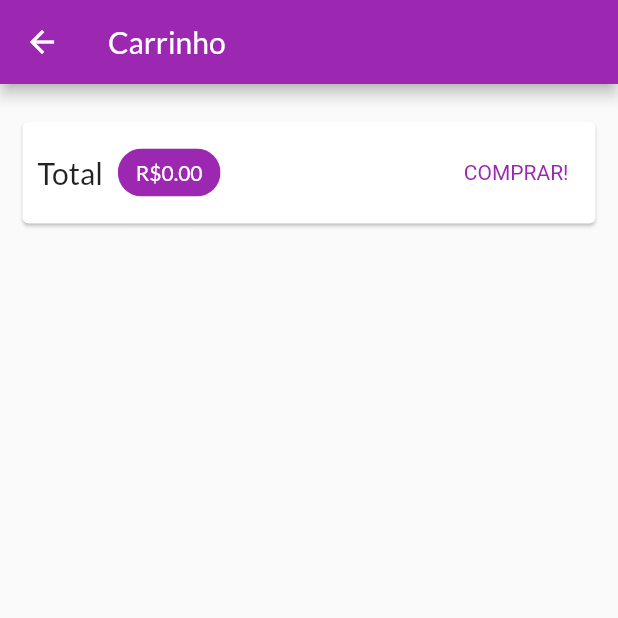
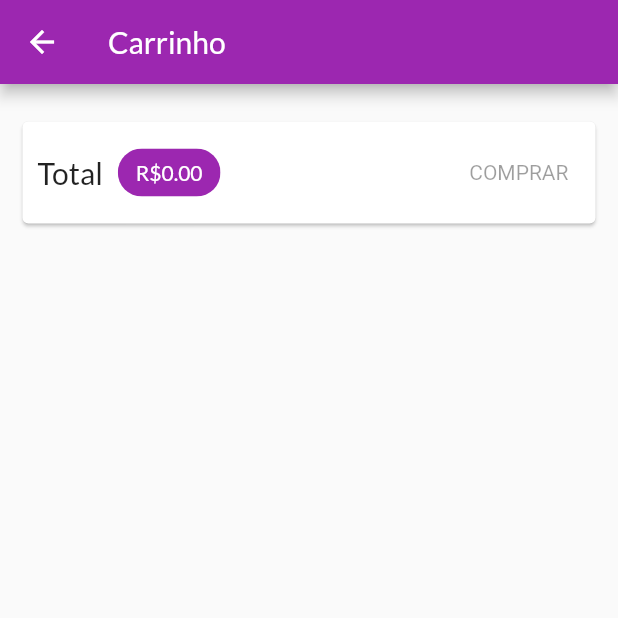
Before and after one commit to guijordan/curso_flutter, a Flutter app: the CartPage screen opened by its route, on a phone screen of 412 x 824 dp, the top half of it. Run offline on Flutter 3.47's test engine with Material 2 defaults, Android fonts, the phone set to English and light mode, and no system bars; network calls fail.

Commit message:
Uso do método http delete. Atualizando um produto como favorito e salvando esta atualização no firebase. E conversão de um textbutton para transformar em um statefulwidget chamado CartButton onde quando o usuario clica em comprar ao fazer requisiçaõ no firebase o botão é substituindo por um CircularProgressIndicator que é o simbolo da rodinha girando pensando...
Eis o código:

class CartButton extends StatefulWidget {
  const CartButton({
    Key? key,
    required this.cart,
  }) : super(key: key);

  final Cart cart;

  @override
  State<CartButton> createState() => _CartButtonState();
}

class _CartButtonState extends State<CartButton> {
  bool _isloading = false;
  @override
  Widget build(BuildContext context) {
    return _isloading
        ? const CircularProgressIndicator()
        : TextButton(
            onPressed: widget.cart.itemsCount == 0
                ? null
                : () async {
                    setState(() => _isloading = true);
                    await Provider.of<OrderList>(
                      context,
                      listen: false,
                    ).addOrder(widget.cart);
                    widget.cart.clear();
                    setState(() => _isloading = false);
                  },
            style: TextButton.styleFrom(
                textStyle: TextStyle(
              color: Theme.of(context).colorScheme.primary,
            )),
            child: const Text('COMPRAR'),
          );
  }
}

```diff
--- /dev/null
+++ b/shop/lib/exceptions/http_exception.dart
@@ -0,0 +1,14 @@
+class HttpException implements Exception {
+  final String msg;
+  final int statusCode;
+
+  HttpException({
+    required this.msg,
+    required this.statusCode,
+  });
+
+  @override
+  String toString() {
+    return msg;
+  }
+}
--- a/shop/lib/pages/cart_page.dart
+++ b/shop/lib/pages/cart_page.dart
@@ -41,17 +41,7 @@ class CartPage extends StatelessWidget {
                     ),
                   ),
                   const Spacer(),
-                  TextButton(
-                    onPressed: () {
-                      Provider.of<OrderList>(context, listen: false).addOrder(cart);
-                      cart.clear();
-                    },
-                    style: TextButton.styleFrom(
-                        textStyle: TextStyle(
-                      color: Theme.of(context).colorScheme.primary,
-                    )),
-                    child: const Text('COMPRAR!'),
-                  )
+                  CartButton(cart: cart)
                 ],
               ),
             ),
@@ -67,3 +57,42 @@ class CartPage extends StatelessWidget {
     );
   }
 }
+
+class CartButton extends StatefulWidget {
+  const CartButton({
+    Key? key,
+    required this.cart,
+  }) : super(key: key);
+
+  final Cart cart;
+
+  @override
+  State<CartButton> createState() => _CartButtonState();
+}
+
+class _CartButtonState extends State<CartButton> {
+  bool _isloading = false;
+  @override
+  Widget build(BuildContext context) {
+    return _isloading
+        ? const CircularProgressIndicator()
+        : TextButton(
+            onPressed: widget.cart.itemsCount == 0
+                ? null
+                : () async {
+                    setState(() => _isloading = true);
+                    await Provider.of<OrderList>(
+                      context,
+                      listen: false,
+                    ).addOrder(widget.cart);
+                    widget.cart.clear();
+                    setState(() => _isloading = false);
+                  },
+            style: TextButton.styleFrom(
+                textStyle: TextStyle(
+              color: Theme.of(context).colorScheme.primary,
+            )),
+            child: const Text('COMPRAR'),
+          );
+  }
+}
--- /dev/null
+++ b/shop/lib/utils/constants.dart
@@ -0,0 +1,4 @@
+class Constants {
+  static const PRODUCT_BASE_URL = 'https://shop-cod3r-b579e-default-rtdb.firebaseio.com/products';
+  static const ORDER_BASE_URL = 'https://shop-cod3r-b579e-default-rtdb.firebaseio.com/orders';
+}
```
Also changed, not shown: shop/lib/components/product_item.dart (+12 -2 lines), shop/lib/models/order_list.dart (+24 -3 lines), shop/lib/models/product.dart (+23 -1 lines), shop/lib/models/product_list.dart (+22 -6 lines).
